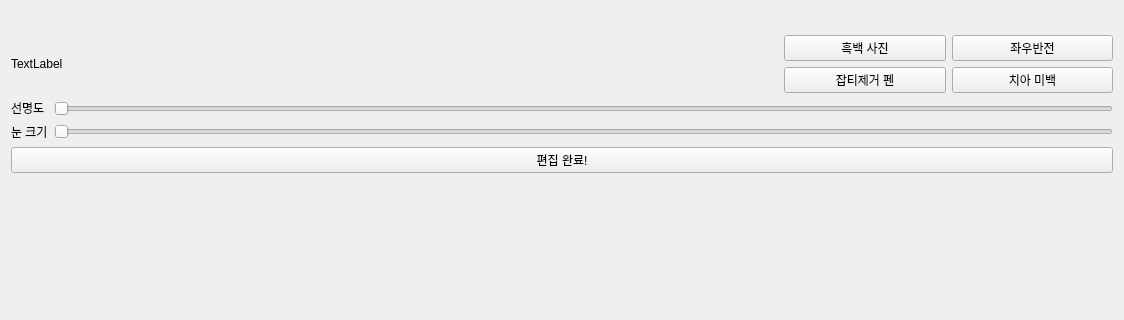
First picture: the form in Qt/Simple-Smart-ID-Photo-Maker_Qt/photoeditpage.ui, repository jeong7231/Intel7_simple_id_photo_maker, before the edit; both pictures show x 0 to 1124 and y 298 to 618 of the 1124 by 805 pixel window.
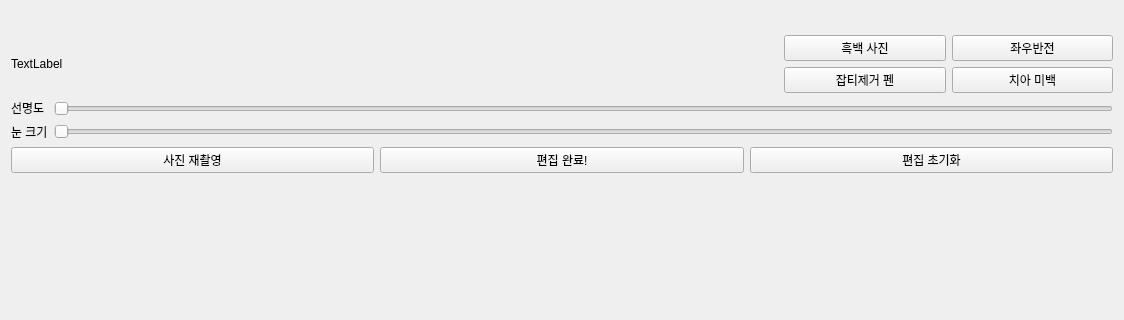
Second picture: the form after the edit.

Commit message: 사진 배경, 저장, 뒤로가기 모두 완료

The edit to the form file:
```diff
--- a/Qt/Simple-Smart-ID-Photo-Maker_Qt/photoeditpage.ui
+++ b/Qt/Simple-Smart-ID-Photo-Maker_Qt/photoeditpage.ui
@@ -15,7 +15,7 @@
   </property>
   <layout class="QVBoxLayout" name="verticalLayout_2">
    <item>
-    <layout class="QVBoxLayout" name="verticalLayout" stretch="10,1,1">
+    <layout class="QVBoxLayout" name="verticalLayout" stretch="10,1,0">
      <item>
       <layout class="QHBoxLayout" name="horizontalLayout_3" stretch="7,3">
        <item>
@@ -120,11 +120,29 @@
       </layout>
      </item>
      <item>
+      <layout class="QHBoxLayout" name="horizontalLayout">
+       <item>
+        <widget class="QPushButton" name="retakeshot_button">
+         <property name="text">
+          <string>사진 재촬영</string>
+         </property>
+        </widget>
+       </item>
+       <item>
       <widget class="QPushButton" name="finish_button">
        <property name="text">
         <string>편집 완료!</string>
        </property>
       </widget>
+       </item>
+       <item>
+        <widget class="QPushButton" name="init_button">
+         <property name="text">
+          <string>편집 초기화</string>
+         </property>
+        </widget>
+       </item>
+      </layout>
      </item>
     </layout>
    </item>
```
Lines whose indentation alone changed are shown as unchanged. The commit also changes 3 other files.
